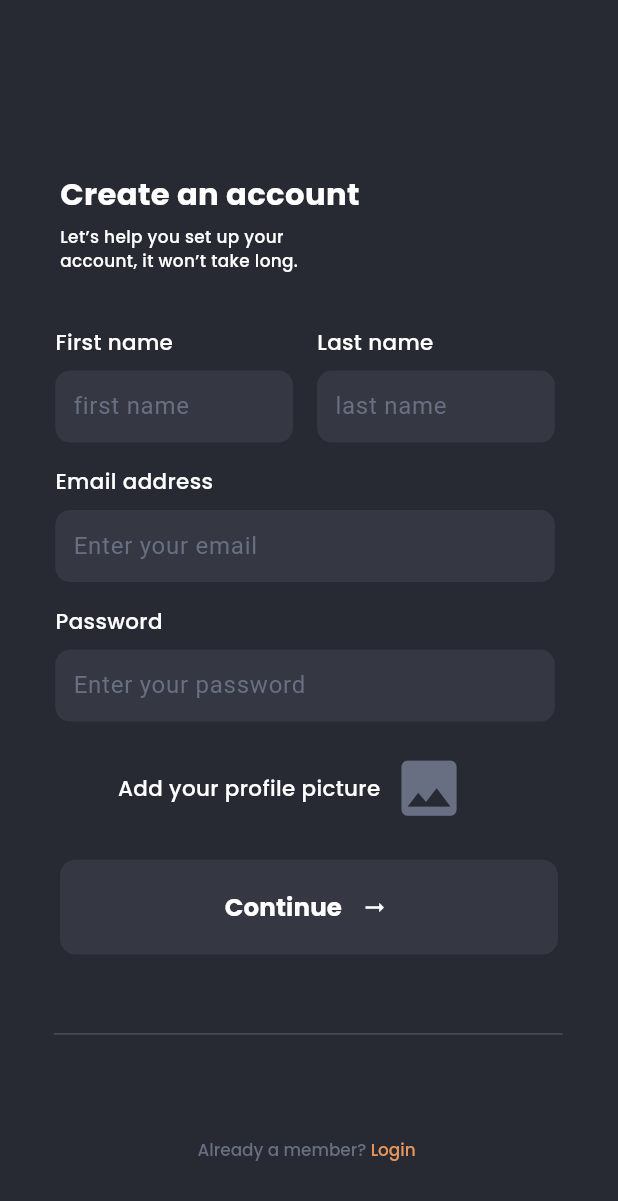
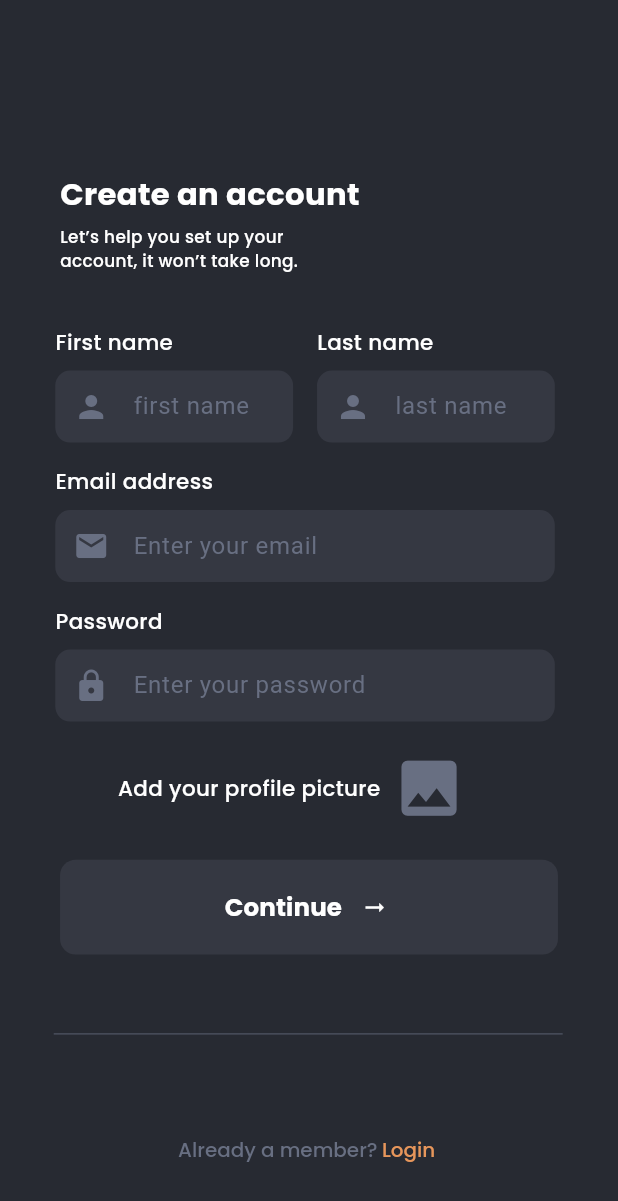
Before and after one commit to NouranAlSharawneh/appebite, a Flutter app: the screen it shows after launch, after a tap on an icon or button, on a phone screen of 412 x 824 dp. Shown: the top 1201 px of the screen. Run offline on Flutter 3.47's test engine with Material 3 defaults, Android fonts, the phone set to English and light mode, and no system bars; our stand-ins replace google_fonts, image_picker.

Commit message:
adding icons

```diff
--- a/lib/pages/login/widgets/login_button.dart
+++ b/lib/pages/login/widgets/login_button.dart
@@ -3,11 +3,10 @@ import 'package:google_fonts/google_fonts.dart';
 
 class LoginButton extends StatelessWidget {
   const LoginButton({super.key});
-
   @override
   Widget build(BuildContext context) {
     return Container(
-      width: double.infinity,
+      // width: double.infinity,
       margin: const EdgeInsets.fromLTRB(4, 0, 14, 48),
       child: ElevatedButton(
         onPressed: () {
--- a/lib/pages/login/widgets/signup_section.dart
+++ b/lib/pages/login/widgets/signup_section.dart
@@ -15,7 +15,7 @@ class SignUpSection extends StatelessWidget {
           onPressed: () {
             Navigator.push(
               context,
-              MaterialPageRoute(builder: (context) => SignUpPage()),
+              MaterialPageRoute(builder: (context) => const SignUpPage()),
             );
           },
           style: TextButton.styleFrom(
--- a/lib/pages/sign_up/widgets/profile_picture_section.dart
+++ b/lib/pages/sign_up/widgets/profile_picture_section.dart
@@ -40,7 +40,7 @@ class ProfilePictureSection extends StatelessWidget {
                       color: const Color.fromRGBO(104, 111, 130, 100),
                       size: 48 * ffem,
                     ),
-                    onPressed: _pickImage, // Call the method when the button is pressed
+                    onPressed: _pickImage,
                   ),
                 ),
               ],
--- a/lib/pages/sign_up/widgets/signup_form.dart
+++ b/lib/pages/sign_up/widgets/signup_form.dart
@@ -71,6 +71,10 @@ class SignUpForm extends StatelessWidget {
                               ),
                               child: const TextField(
                                 decoration: InputDecoration(
+                                  prefixIcon: Icon(
+                                          Icons.person,
+                                          color: Color.fromRGBO(104, 111, 130, 100),
+                                        ),
                                   hintText: 'first name',
                                   hintStyle: TextStyle(color: Color(0xff686f82)),
                                   contentPadding: EdgeInsets.all(12.0),
@@ -91,6 +95,10 @@ class SignUpForm extends StatelessWidget {
                               child: const TextField(
                                 decoration: InputDecoration(
                                   hintText: 'last name',
+                                  prefixIcon: Icon(
+                                          Icons.person,
+                                          color: Color.fromRGBO(104, 111, 130, 100),
+                                        ),
                                   hintStyle: TextStyle(color: Color(0xff686f82)),
                                   contentPadding: EdgeInsets.all(12.0),
                                   border: InputBorder.none,
@@ -125,6 +133,10 @@ class SignUpForm extends StatelessWidget {
                             ),
                             child: const TextField(
                               decoration: InputDecoration(
+                                prefixIcon: Icon(
+                                          Icons.email,
+                                          color: Color.fromRGBO(104, 111, 130, 100),
+                                        ),
                                 hintText: 'Enter your email',
                                 hintStyle: TextStyle(color: Color(0xff686f82)),
                                 contentPadding: EdgeInsets.all(12.0),
@@ -164,6 +176,10 @@ class SignUpForm extends StatelessWidget {
                               obscureText: true,
                               decoration: InputDecoration(
                                 hintText: 'Enter your password',
+                                prefixIcon: Icon(
+                                          Icons.lock,
+                                          color: Color.fromRGBO(104, 111, 130, 100),
+                                        ),
                                 hintStyle: TextStyle(color: Color(0xff686f82)),
                                 contentPadding: EdgeInsets.all(12.0),
                                 border: InputBorder.none,
--- a/lib/pages/sign_up/widgets/signup_navigator.dart
+++ b/lib/pages/sign_up/widgets/signup_navigator.dart
@@ -34,7 +34,7 @@ class SignUpNavigator extends StatelessWidget {
               TextSpan(
                 text: 'Already a member?',
                 style: GoogleFonts.poppins(
-                  fontSize: 11*ffem,
+                  fontSize: 13*ffem,
                   fontWeight: FontWeight.w500,
                   height: 1.5*ffem/fem,
                   color: const Color(0xff686f82),
@@ -46,7 +46,7 @@ class SignUpNavigator extends StatelessWidget {
               TextSpan(
                 text: 'Login',
                 style: GoogleFonts.poppins(
-                  fontSize: 11*ffem,
+                  fontSize: 13*ffem,
                   fontWeight: FontWeight.w500,
                   height: 1.5*ffem/fem,
                   color: const Color(0xffe7965b),
```
Also changed, not shown: 3 other files.
